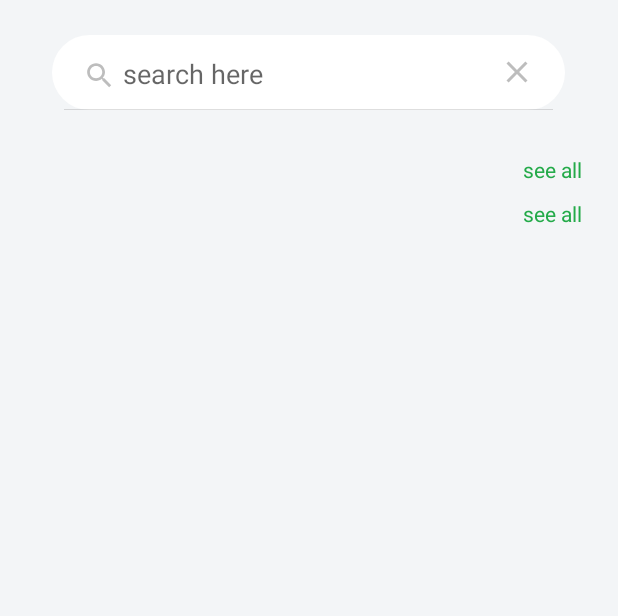
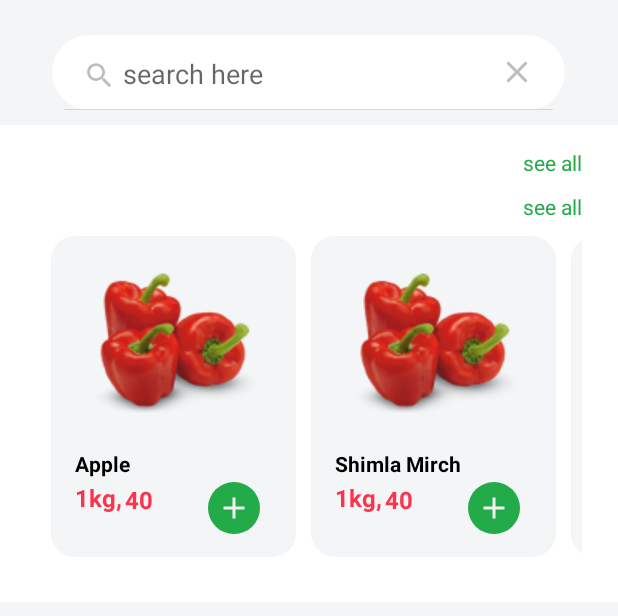
Before and after one commit to siddharth123bansal/Grocery, an Android app: the DashBoardActivity screen opened directly, with no data from a screen before it, after a tap on "Search", on a phone screen of 412 x 824 dp, the part 102-718 px from its top. Run offline under Robolectric (Android 15) with nearby library versions, the phone set to English and light mode, and no system bars.

Commit message:
see all added

```diff
--- /dev/null
+++ b/app/src/main/java/com/example/grocery/Adapters/BannerAdapter.kt
@@ -0,0 +1,4 @@
+package com.example.grocery.Adapters
+
+class BannerAdapter {
+}
--- /dev/null
+++ b/app/src/main/java/com/example/grocery/Adapters/VegesAdapter.kt
@@ -0,0 +1,38 @@
+package com.example.grocery.Adapters
+
+import android.content.Context
+import android.view.LayoutInflater
+import android.view.View
+import android.view.ViewGroup
+import android.widget.ImageView
+import android.widget.TextView
+import androidx.recyclerview.widget.RecyclerView
+import com.example.grocery.Models.VegesModel
+import com.example.grocery.R
+
+class VegesAdapter(val contxt:Context,val list:ArrayList<VegesModel>):RecyclerView.Adapter<VegesAdapter.Veges>() {
+    class Veges(itemView: View):RecyclerView.ViewHolder(itemView){
+        val image=itemView.findViewById<ImageView>(R.id.vegesImage)
+        val title=itemView.findViewById<TextView>(R.id.vegeTitle)
+        val weight=itemView.findViewById<TextView>(R.id.vegeWeight)
+        val price=itemView.findViewById<TextView>(R.id.vegePrice)
+        val add=itemView.findViewById<ImageView>(R.id.vegeAdd)
+    }
+
+    override fun onCreateViewHolder(parent: ViewGroup, viewType: Int): Veges {
+        val view =LayoutInflater.from(contxt).inflate(R.layout.vegebackground,parent,false)
+        return VegesAdapter.Veges(view)
+    }
+
+    override fun getItemCount(): Int {
+        return list.size
+    }
+
+    override fun onBindViewHolder(holder: Veges, position: Int) {
+        val veges=list.get(position)
+        holder.image.setImageResource(veges.image)
+        holder.title.setText(veges.name)
+        holder.weight.setText(veges.weight)
+        holder.price.setText(veges.price)
+    }
+}
--- a/app/src/main/java/com/example/grocery/DashBoardActivity.kt
+++ b/app/src/main/java/com/example/grocery/DashBoardActivity.kt
@@ -2,10 +2,31 @@ package com.example.grocery
 
 import androidx.appcompat.app.AppCompatActivity
 import android.os.Bundle
+import androidx.recyclerview.widget.LinearLayoutManager
+import androidx.recyclerview.widget.RecyclerView
+import com.example.grocery.Adapters.VegesAdapter
+import com.example.grocery.Models.VegesModel
 
 class DashBoardActivity : AppCompatActivity() {
+    lateinit var bannerRecyclerView:RecyclerView
+    lateinit var typesRec:RecyclerView
+    lateinit var vegeList:ArrayList<VegesModel>
+    lateinit var vegesRecyclerView:RecyclerView
     override fun onCreate(savedInstanceState: Bundle?) {
         super.onCreate(savedInstanceState)
         setContentView(R.layout.activity_dash_board)
+        bannerRecyclerView=findViewById(R.id.bannerView)
+        typesRec=findViewById(R.id.vegeTypesView)
+        vegesRecyclerView=findViewById(R.id.vegesView)
+        vegeList= ArrayList()
+        vegeList.add(VegesModel(R.drawable.vege1,"Apple","1kg,","40"))
+        vegeList.add(VegesModel(R.drawable.vege1,"Shimla Mirch","1kg,","40"))
+        vegeList.add(VegesModel(R.drawable.vege1,"Kya Pta","1kg,","40"))
+        vegeList.add(VegesModel(R.drawable.vege1,"kuxh bhi","1kg,","40"))
+        val layoutManager=LinearLayoutManager(this,LinearLayoutManager.HORIZONTAL,false)
+        vegesRecyclerView.layoutManager=layoutManager
+        val vegeadapter=VegesAdapter(this,vegeList)
+        vegesRecyclerView.adapter=vegeadapter
+
     }
 }
--- a/app/src/main/java/com/example/grocery/Login.kt
+++ b/app/src/main/java/com/example/grocery/Login.kt
@@ -1,5 +1,6 @@
 package com.example.grocery
 
+import android.content.Intent
 import androidx.appcompat.app.AppCompatActivity
 import android.os.Bundle
 import android.widget.Button
@@ -24,7 +25,8 @@ class Login : AppCompatActivity() {
     }
 
     private fun login(phonenum: String) {
-
+        startActivity(Intent(this@Login,DashBoardActivity::class.java))
+        finish()
 
     }
 
--- /dev/null
+++ b/app/src/main/java/com/example/grocery/Models/Fruits.kt
@@ -0,0 +1,4 @@
+package com.example.grocery.Models
+
+class Fruits(var image: Int) {
+}
--- /dev/null
+++ b/app/src/main/java/com/example/grocery/Models/VegesModel.kt
@@ -0,0 +1,8 @@
+package com.example.grocery.Models
+
+class VegesModel(
+    var image: Int,
+    var name:String,
+    var weight:String,
+    var price:String){
+}
--- /dev/null
+++ b/app/src/main/res/drawable/add.xml
@@ -0,0 +1,5 @@
+<vector android:height="24dp" android:tint="#F1F1F1"
+    android:viewportHeight="24" android:viewportWidth="24"
+    android:width="24dp" xmlns:android="http://schemas.android.com/apk/res/android">
+    <path android:fillColor="@android:color/white" android:pathData="M19,13h-6v6h-2v-6H5v-2h6V5h2v6h6v2z"/>
+</vector>
--- /dev/null
+++ b/app/src/main/res/drawable/add_bg.xml
@@ -0,0 +1,4 @@
+<?xml version="1.0" encoding="utf-8"?>
+<shape android:shape="oval" xmlns:android="http://schemas.android.com/apk/res/android">
+    <solid android:color="@color/green"/>
+</shape>
--- /dev/null
+++ b/app/src/main/res/drawable/second_bg.xml
@@ -0,0 +1,5 @@
+<?xml version="1.0" encoding="utf-8"?>
+<shape android:shape="oval" xmlns:android="http://schemas.android.com/apk/res/android">
+    <solid android:color="#f3f5f7"/>
+
+</shape>
--- /dev/null
+++ b/app/src/main/res/drawable/veges_bg.xml
@@ -0,0 +1,6 @@
+<?xml version="1.0" encoding="utf-8"?>
+<shape android:shape="rectangle" xmlns:android="http://schemas.android.com/apk/res/android">
+    <solid android:color="#f3f5f7"/>
+    <corners android:radius="16dp"/>
+
+</shape>
--- a/app/src/main/res/layout/activity_dash_board.xml
+++ b/app/src/main/res/layout/activity_dash_board.xml
@@ -99,28 +99,52 @@
         app:layout_constraintStart_toStartOf="parent"
         app:layout_constraintTop_toBottomOf="@+id/UserName" />
 
-    <androidx.recyclerview.widget.RecyclerView
-        android:id="@+id/recyclerView"
+    <ScrollView
         android:layout_width="match_parent"
         android:layout_height="wrap_content"
-        android:layout_marginTop="20dp"
+        android:layout_marginTop="10dp"
+        android:background="@color/white"
+        app:layout_constraintEnd_toEndOf="parent"
+        app:layout_constraintHorizontal_bias="0.0"
+        app:layout_constraintStart_toStartOf="parent"
+        app:layout_constraintTop_toBottomOf="@+id/SearchData">
+
+        <androidx.constraintlayout.widget.ConstraintLayout
+            android:layout_width="match_parent"
+            android:layout_height="wrap_content">
+
+            <androidx.recyclerview.widget.RecyclerView
+                android:id="@+id/bannerView"
+                android:layout_width="match_parent"
+                android:layout_height="wrap_content"
+                android:layout_marginTop="5dp"
                 app:layout_constraintEnd_toEndOf="parent"
                 app:layout_constraintStart_toStartOf="parent"
-        app:layout_constraintTop_toBottomOf="@+id/SearchData">
+                app:layout_constraintTop_toTopOf="parent">
 
             </androidx.recyclerview.widget.RecyclerView>
 
             <androidx.recyclerview.widget.RecyclerView
-        android:id="@+id/recyclerView2"
+                android:id="@+id/vegeTypesView"
                 android:layout_width="match_parent"
                 android:layout_height="wrap_content"
+                android:layout_marginStart="24dp"
+                android:layout_marginEnd="24dp"
+                app:layout_constraintEnd_toEndOf="parent"
+                app:layout_constraintStart_toStartOf="parent"
                 app:layout_constraintTop_toBottomOf="@+id/seeAllFru" />
 
             <androidx.recyclerview.widget.RecyclerView
-        android:id="@+id/recyclerView3"
+                android:id="@+id/vegesView"
                 android:layout_width="match_parent"
                 android:layout_height="wrap_content"
-        app:layout_constraintTop_toBottomOf="@+id/textView8" />
+                android:layout_marginStart="24dp"
+                android:layout_marginEnd="24dp"
+                android:layout_marginBottom="30dp"
+                app:layout_constraintBottom_toBottomOf="parent"
+                app:layout_constraintEnd_toEndOf="parent"
+                app:layout_constraintStart_toStartOf="parent"
+                app:layout_constraintTop_toBottomOf="@+id/seeAllveges" />
 
             <TextView
                 android:id="@+id/seeAllFru"
@@ -128,20 +152,22 @@
                 android:layout_height="wrap_content"
                 android:layout_marginTop="10dp"
                 android:layout_marginEnd="24dp"
+                android:text="see all"
                 android:textColor="@color/green"
-        android:text="see all"
                 app:layout_constraintEnd_toEndOf="parent"
-        app:layout_constraintTop_toBottomOf="@+id/recyclerView" />
+                app:layout_constraintTop_toBottomOf="@+id/bannerView" />
 
             <TextView
-        android:id="@+id/textView8"
+                android:id="@+id/seeAllveges"
                 android:layout_width="wrap_content"
                 android:layout_height="wrap_content"
                 android:layout_marginTop="10dp"
                 android:layout_marginEnd="24dp"
+                android:text="see all"
                 android:textColor="@color/green"
-        android:text="see all"
                 app:layout_constraintEnd_toEndOf="parent"
-        app:layout_constraintTop_toBottomOf="@+id/recyclerView2" />
+                app:layout_constraintTop_toBottomOf="@+id/vegeTypesView" />
+        </androidx.constraintlayout.widget.ConstraintLayout>
+    </ScrollView>
 
 </androidx.constraintlayout.widget.ConstraintLayout>
--- a/app/src/main/res/layout/activity_login.xml
+++ b/app/src/main/res/layout/activity_login.xml
@@ -72,6 +72,7 @@
         android:gravity="center"
         android:textColor="@color/black"
         android:textSize="16sp"
+        android:visibility="gone"
         android:maxLength="6"
         android:hint="0000-000-000"
         android:background="@drawable/phone_bg"
--- /dev/null
+++ b/app/src/main/res/layout/smple_second.xml
@@ -0,0 +1,17 @@
+<?xml version="1.0" encoding="utf-8"?>
+<androidx.constraintlayout.widget.ConstraintLayout xmlns:android="http://schemas.android.com/apk/res/android"
+    xmlns:app="http://schemas.android.com/apk/res-auto"
+    android:layout_width="73dp"
+    android:layout_height="73dp"
+    android:background="@drawable/second_bg">
+
+    <ImageView
+        android:id="@+id/imageView4"
+        android:layout_width="60dp"
+        android:layout_height="60dp"
+        app:layout_constraintBottom_toBottomOf="parent"
+        app:layout_constraintEnd_toEndOf="parent"
+        app:layout_constraintStart_toStartOf="parent"
+        app:layout_constraintTop_toTopOf="parent"
+        app:srcCompat="@drawable/logo" />
+</androidx.constraintlayout.widget.ConstraintLayout>
--- /dev/null
+++ b/app/src/main/res/layout/vegebackground.xml
@@ -0,0 +1,76 @@
+<?xml version="1.0" encoding="utf-8"?>
+<androidx.constraintlayout.widget.ConstraintLayout xmlns:android="http://schemas.android.com/apk/res/android"
+    xmlns:app="http://schemas.android.com/apk/res-auto"
+    xmlns:tools="http://schemas.android.com/tools"
+    android:layout_width="163dp"
+    android:layout_height="214dp"
+    android:layout_marginLeft="10dp"
+    android:layout_marginTop="10dp"
+    android:background="@drawable/veges_bg"
+    >
+
+    <ImageView
+        android:id="@+id/vegesImage"
+        android:layout_width="wrap_content"
+        android:layout_height="wrap_content"
+        android:layout_marginTop="22dp"
+        android:src="@drawable/vege1"
+        app:layout_constraintEnd_toEndOf="parent"
+        app:layout_constraintStart_toStartOf="parent"
+        app:layout_constraintTop_toTopOf="parent" />
+
+    <TextView
+        android:id="@+id/vegeTitle"
+        android:layout_width="wrap_content"
+        android:layout_height="wrap_content"
+        android:layout_marginStart="16dp"
+        android:layout_marginTop="22dp"
+        android:text="Bell Pepper Red"
+        android:textColor="#000000"
+        android:textSize="14sp"
+        android:textStyle="bold"
+        app:layout_constraintStart_toStartOf="parent"
+        app:layout_constraintTop_toBottomOf="@+id/vegesImage" />
+
+    <TextView
+        android:id="@+id/vegeWeight"
+        android:layout_width="wrap_content"
+        android:layout_height="wrap_content"
+        android:layout_marginStart="16dp"
+        android:layout_marginTop="2dp"
+        android:text="1kg,"
+        android:textColor="#FF324B"
+        android:textSize="16sp"
+        android:textStyle="bold"
+        app:layout_constraintStart_toStartOf="parent"
+        app:layout_constraintTop_toBottomOf="@+id/vegeTitle" />
+
+    <TextView
+        android:id="@+id/vegePrice"
+        android:layout_width="wrap_content"
+        android:layout_height="wrap_content"
+        android:layout_marginStart="2dp"
+        android:layout_marginTop="3dp"
+        android:text="40"
+        android:textColor="#FF324B"
+        android:textSize="16sp"
+        android:textStyle="bold"
+        app:layout_constraintStart_toEndOf="@+id/vegeWeight"
+        app:layout_constraintTop_toBottomOf="@+id/vegeTitle" />
+
+    <ImageView
+        android:id="@+id/vegeAdd"
+        android:layout_width="wrap_content"
+        android:layout_height="wrap_content"
+        android:layout_marginStart="37dp"
+        android:layout_marginTop="3dp"
+        android:layout_marginEnd="25dp"
+        android:layout_marginBottom="16dp"
+        android:background="@drawable/add_bg"
+        android:padding="5dp"
+        app:layout_constraintBottom_toBottomOf="parent"
+        app:layout_constraintEnd_toEndOf="parent"
+        app:layout_constraintStart_toEndOf="@+id/vegePrice"
+        app:layout_constraintTop_toBottomOf="@+id/vegeTitle"
+        app:srcCompat="@drawable/add" />
+</androidx.constraintlayout.widget.ConstraintLayout>
```
Also changed, not shown: app/src/main/res/drawable/vege1.png (added). Lines whose indentation alone changed are shown as unchanged.
